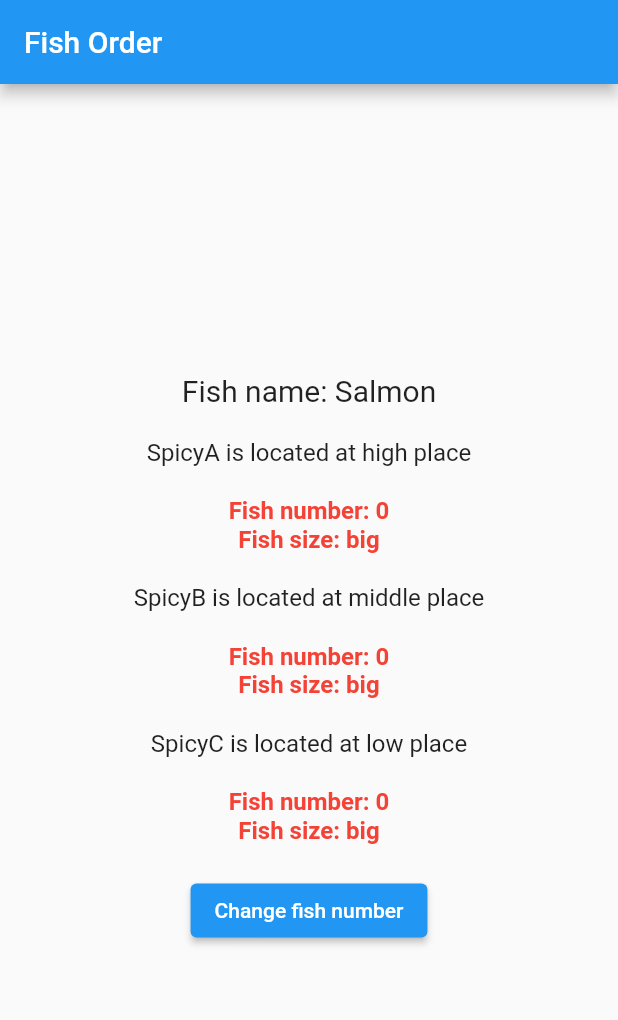
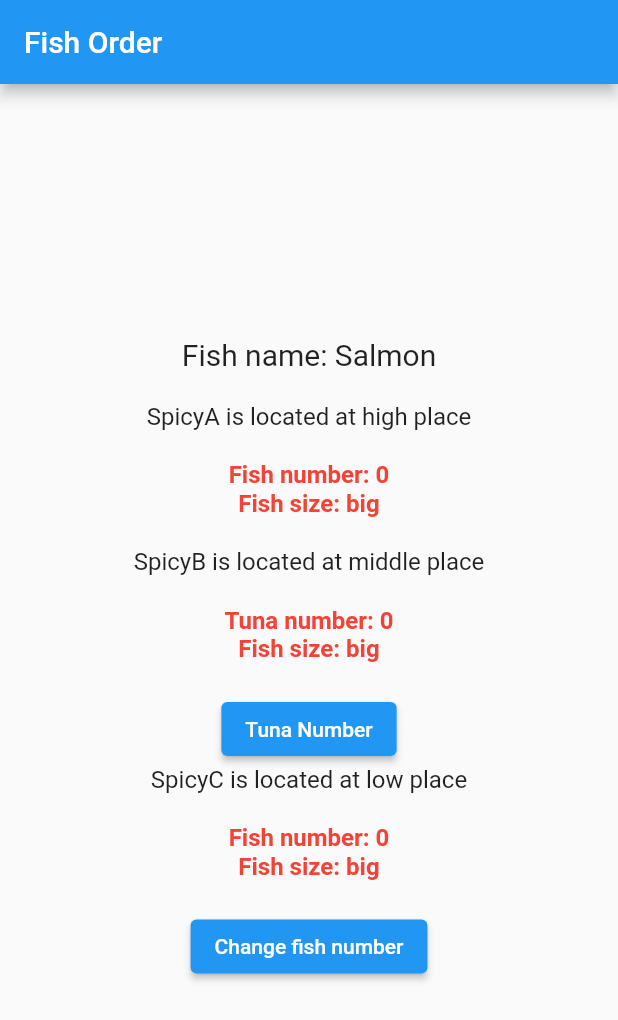
Before and after one commit to icodingchef/provider_1, a Flutter app: the screen it shows after launch, on a phone screen of 412 x 824 dp. Shown: the top 1020 px of the screen. Run offline on Flutter 3.47's test engine with Material 2 defaults, Android fonts, the phone set to English and light mode, and no system bars.

Commit message:
provider_1.5

```diff
--- a/lib/main.dart
+++ b/lib/main.dart
@@ -1,6 +1,7 @@
 import 'package:flutter/material.dart';
 import 'package:provider/provider.dart';
 import 'package:provider_1/fish_model.dart';
+import 'package:provider_1/seafish_model.dart';
 
 void main() {
   runApp(const MyApp());
@@ -11,8 +12,15 @@ class MyApp extends StatelessWidget {
 
   @override
   Widget build(BuildContext context) {
-    return ChangeNotifierProvider(
-      create: (context) => FishModel(name: 'Salmon', number: 0, size: 'big'),
+    return MultiProvider(
+      providers: [
+        ChangeNotifierProvider(
+            create: (context) =>
+                FishModel(name: 'Salmon', number: 0, size: 'big')),
+        ChangeNotifierProvider(
+            create: (context) =>
+                SeaFishModel(name: 'Tuna', tunaNumber: 0, size: 'Middle'))
+      ],
       child: MaterialApp(
         home: FishOrder(),
       ),
@@ -122,7 +130,7 @@ class SpicyB extends StatelessWidget {
     return Column(
       children: [
         Text(
-          'Fish number: ${Provider.of<FishModel>(context).number}',
+          'Tuna number: ${Provider.of<SeaFishModel>(context).tunaNumber}',
           style: TextStyle(
               fontSize: 16, color: Colors.red, fontWeight: FontWeight.bold),
         ),
@@ -133,6 +141,12 @@ class SpicyB extends StatelessWidget {
         ),
         SizedBox(
           height: 20,
+        ),
+        ElevatedButton(
+          onPressed: (){
+            Provider.of<SeaFishModel>(context, listen: false).changeSeaFishNumber();
+          },
+          child: Text('Tuna Number'),
         ),
         Low()
       ],
@@ -182,7 +196,7 @@ class SpicyC extends StatelessWidget {
         height: 20,
       ),
       ElevatedButton(
-        onPressed: (){
+        onPressed: () {
           Provider.of<FishModel>(context, listen: false).changeFishNumber();
         },
         child: Text('Change fish number'),
--- a/lib/seafish_model.dart
+++ b/lib/seafish_model.dart
@@ -7,7 +7,7 @@ class SeaFishModel with ChangeNotifier{
 
   SeaFishModel({required this.name, required this.tunaNumber, required this.size});
 
-  void changeFishNumber(){
+  void changeSeaFishNumber(){
     tunaNumber++;
     notifyListeners();
   }
```
